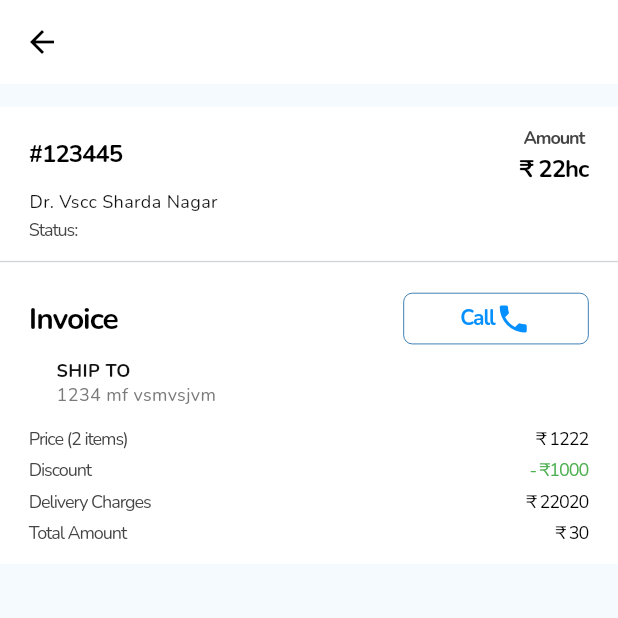
After one commit to bukizz-store/bukizz_delivery, a Flutter app: the ViewDetailScreen screen opened directly, on a phone screen of 412 x 824 dp, the top half of it. The commit adds this screen. Run offline on Flutter 3.47's test engine with Material 3 defaults, Android fonts, the phone set to English and light mode, and no system bars; our stand-ins replace cloud_firestore, dotted_border, firebase_auth, firebase_core, flutter_svg, font_awesome_flutter and 2 more; missing offline and left inert: qr_code_scanner; accounts and stored records are empty.

Commit message:
view details screen added

```diff
--- a/lib/mvvm/views/NavBar/NavBar.dart
+++ b/lib/mvvm/views/NavBar/NavBar.dart
@@ -1,5 +1,5 @@
 
-import 'package:bukizz_delivery/mvvm/views/NavBar_Screens/Delivery_screen.dart';
+import 'package:bukizz_delivery/mvvm/views/NavBar_Screens/Delivery/Delivery_screen.dart';
 import 'package:bukizz_delivery/mvvm/views/NavBar_Screens/QRCode/qr_code.dart';
 import 'package:bukizz_delivery/mvvm/views/profile/newProfile_screen.dart';
 import 'package:flutter/material.dart';
--- a/lib/mvvm/views/NavBar_Screens/Delivery_screen.dart
+++ b/lib/mvvm/views/NavBar_Screens/Delivery/Delivery_screen.dart
@@ -7,8 +7,8 @@ import 'package:geolocator/geolocator.dart';
 import 'package:responsive_sizer/responsive_sizer.dart';
 import 'package:url_launcher/url_launcher.dart';
 
-import '../../../constants/colors.dart';
-import '../../../utils/Widgets/text and textforms/Reusable_text.dart';
+import '../../../../constants/colors.dart';
+import '../../../../utils/Widgets/text and textforms/Reusable_text.dart';
 
 class Delivery_Screen extends StatefulWidget {
   static const route = '/delivery';
--- /dev/null
+++ b/lib/mvvm/views/NavBar_Screens/Delivery/View_details.dart
@@ -0,0 +1,192 @@
+import 'package:bukizz_delivery/constants/dimensions.dart';
+import 'package:bukizz_delivery/utils/Widgets/spacing/spacing.dart';
+import 'package:flutter/material.dart';
+import 'package:responsive_sizer/responsive_sizer.dart';
+
+import '../../../../constants/colors.dart';
+import '../../../../utils/Widgets/text and textforms/Reusable_text.dart';
+
+
+class ViewDetailScreen extends StatefulWidget {
+  const ViewDetailScreen({super.key});
+
+  @override
+  State<ViewDetailScreen> createState() => _ViewDetailScreenState();
+}
+
+class _ViewDetailScreenState extends State<ViewDetailScreen> {
+  @override
+  Widget build(BuildContext context) {
+    Dimensions dimensions=Dimensions(context);
+    return Scaffold(
+      appBar: AppBar(
+
+      ),
+      body: SingleChildScrollView(
+        child: Column(
+          children: [
+            15.verticalSpace,
+            Container(
+              // margin: EdgeInsets.only(bottom: dimensions.width24),
+              padding: EdgeInsets.symmetric(horizontal: dimensions.width10*2,vertical: dimensions.height10*2),
+              color: Colors.white,
+              width: dimensions.screenWidth,
+              child: Column(
+                crossAxisAlignment: CrossAxisAlignment.start,
+                children: [
+                  Row(
+                    mainAxisAlignment: MainAxisAlignment.spaceBetween,
+                    children: [
+                      ReusableText(text: '#123445', fontSize: 16,fontWeight: FontWeight.w700,),
+                      Column(
+                        children: [
+                          ReusableText(text: 'Amount', fontSize: 12,color: AppColors.lightTextColor,),
+                          20.verticalSpace,
+                          ReusableText(text: '₹ 22hc', fontSize: 16)
+                        ],
+                      )
+                    ],
+                  ),
+                  SizedBox(height: dimensions.height10*1.2,),
+                  SizedBox(
+                    width: dimensions.width10*19,
+                    child: const Text(
+                      'Dr. Vscc Sharda Nagar',
+                      style: TextStyle(
+                        color: Color(0xFF121212),
+                        fontSize: 12,
+                        fontFamily: 'Nunito',
+                        fontWeight: FontWeight.w400,
+                        height: 0,
+                      ),
+                    ),
+                  ),
+                  SizedBox(height: dimensions.height10,),
+                  Row(
+                    crossAxisAlignment: CrossAxisAlignment.start,
+                    children: [
+                      ReusableText(text: 'Status:', fontSize: 12,color: AppColors.lightTextColor,fontWeight: FontWeight.w400,),
+                      SizedBox(width: 4,),
+                      ReusableText(text: '', fontSize: 12,color: Color(0xFF058FFF),)
+                    ],
+                  ),
+
+                ],
+              ),
+
+            ),
+            Container(
+              width: dimensions.screenWidth,
+              height: 1,
+              color: Colors.grey.withOpacity(0.4),
+            ),
+            Container(
+              width: dimensions.screenWidth,
+              padding: EdgeInsets.symmetric(horizontal: dimensions.width10*2,vertical: dimensions.height10*2),
+              color: Colors.white,
+              child: Column(
+                children: [
+                  Row(
+                    mainAxisAlignment: MainAxisAlignment.spaceBetween,
+                    children: [
+                      ReusableText(text: 'Invoice', fontSize: 20,fontWeight: FontWeight.w700),
+                      GestureDetector(
+                        onTap: ()async{
+                          // Navigator.of(context).push(MaterialPageRoute(builder: (_) => PDFViewer()));
+                        },
+                        child: Container(
+                          width: 30.w,
+                          height: 24.sp,
+                          decoration: ShapeDecoration(
+                            shape: RoundedRectangleBorder(
+                              side: BorderSide(width: 0.50, color: Color(0xFF00579E)),
+                              borderRadius: BorderRadius.circular(6),
+                            ),
+                          ),
+                          child: Row(
+                            mainAxisAlignment: MainAxisAlignment.center,
+                            children: [
+                              ReusableText(text: 'Call', fontSize: 14,color: AppColors.buttonColor,),
+                              Icon(Icons.phone, color: AppColors.buttonColor,),
+                            ],
+                          ),
+                        ),
+                      )
+                    ],
+                  ),
+                  10.verticalSpace,
+                  SizedBox(
+                    width: dimensions.width10*34.5,
+                    child: Text.rich(
+                      TextSpan(
+                        children: [
+                          TextSpan(
+                            text: 'SHIP TO  \n',
+                            style: TextStyle(
+                              color: Color(0xFF121212),
+                              fontSize: 12,
+                              fontFamily: 'Nunito',
+                              fontWeight: FontWeight.w700,
+                              height: 0,
+                            ),
+                          ),
+                          TextSpan(
+                            text: '1234 mf vsmvsjvm',
+                            style: TextStyle(
+                              color: Color(0xFF7A7A7A),
+                              fontSize: 12,
+                              fontFamily: 'Nunito',
+                              fontWeight: FontWeight.w400,
+                              height: 0,
+                            ),
+                          ),
+                        ],
+                      ),
+                    ),
+                  ),
+                  20.verticalSpace,
+                  Column(
+                    children: [
+                      Row(
+                        mainAxisAlignment: MainAxisAlignment.spaceBetween,
+                        children: [
+                          ReusableText(text: 'Price (2 items)', fontSize: 12,fontWeight: FontWeight.w500,color: AppColors.lightTextColor,),
+                          ReusableText(text: '₹ 1222', fontSize: 12,fontWeight: FontWeight.w500,)
+                        ],
+                      ),
+                      20.verticalSpace,
+                      Row(
+                        mainAxisAlignment: MainAxisAlignment.spaceBetween,
+                        children: [
+                          ReusableText(text: 'Discount', fontSize: 12,fontWeight: FontWeight.w500,color: AppColors.lightTextColor,),
+                          ReusableText(text: '- ₹1000', fontSize: 12,fontWeight: FontWeight.w500,color: AppColors.green),
+                        ],
+                      ),
+                      20.verticalSpace,
+                      Row(
+                        mainAxisAlignment: MainAxisAlignment.spaceBetween,
+                        children: [
+                          ReusableText(text: 'Delivery Charges', fontSize: 12,fontWeight: FontWeight.w500,color: AppColors.lightTextColor,),
+                          ReusableText(text: '₹ 22020', fontSize: 12,fontWeight: FontWeight.w500,)
+                        ],
+                      ),
+                      20.verticalSpace,
+                      Row(
+                        mainAxisAlignment: MainAxisAlignment.spaceBetween,
+                        children: [
+                          ReusableText(text: 'Total Amount', fontSize: 12,fontWeight: FontWeight.w500,color: AppColors.lightTextColor,),
+                          ReusableText(text: '₹ 30', fontSize: 12,fontWeight: FontWeight.w500,)
+                        ],
+                      ),
+                    ],
+                  )
+                ],
+              ),
+            )
+          ],
+
+        ),
+      ),
+    );
+  }
+}
```
